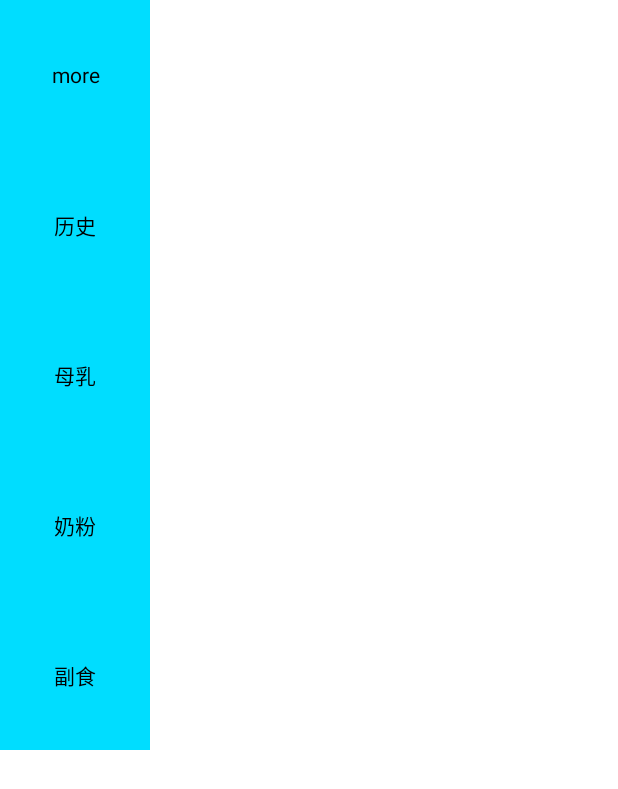
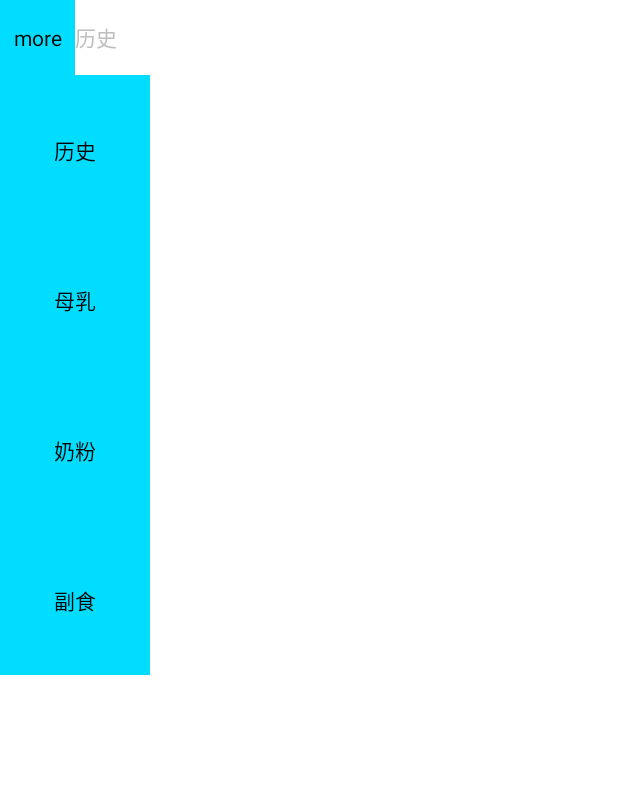
Before and after one commit to myang321/FoodSafety, an Android app: the DataActivity screen opened directly, with no data from a screen before it, after a tap on "more", on a phone screen of 412 x 824 dp. Shown: the top 789 px of the screen. Run offline under Robolectric (Android 15) with nearby library versions, the phone set to English and light mode, and no system bars.

Commit message:
update UI, add title to data activity

```diff
--- a/app/src/main/java/app/activities/DataActivity.java
+++ b/app/src/main/java/app/activities/DataActivity.java
@@ -7,6 +7,7 @@ import android.widget.ArrayAdapter;
 import android.widget.FrameLayout;
 import android.widget.LinearLayout;
 import android.widget.ListView;
+import android.widget.TextView;
 
 import java.util.ArrayList;
 
@@ -43,18 +44,22 @@ public class DataActivity extends Activity {
         LinearLayout history = (LinearLayout) inflateLayout(R.layout.activity_data_history);
         addToFrame(history);
         populateListViewHistory();
+        setTitle(FSConst.TITLE_HISTORY);
     }
 
     public void showBreastMilk(View view) {
         showTypeAnalysis(FSConst.TYPE_BREAST_MILK);
+        setTitle(FSConst.TITLE_BREAST_MILK);
     }
 
     public void showMilkPowder(View view) {
         showTypeAnalysis(FSConst.TYPE_MILK_POWDER);
+        setTitle(FSConst.TITLE_MILK_POWDER);
     }
 
     public void showSupplementaryFood(View view) {
         showTypeAnalysis(FSConst.TYPE_SUPPLEMENTARY_FOOD);
+        setTitle(FSConst.TITLE_SUPPLEMENTARY_FOOD);
     }
 
     public void showTypeAnalysis(String typeName) {
@@ -105,4 +110,9 @@ public class DataActivity extends Activity {
         frameLayout.removeAllViewsInLayout();
         frameLayout.addView(view);
     }
+
+    private void setTitle(String titleStr) {
+        TextView title = (TextView) findViewById(R.id.textView_activity_data_title);
+        title.setText(titleStr);
+    }
 }
--- a/app/src/main/java/app/constants/FSConst.java
+++ b/app/src/main/java/app/constants/FSConst.java
@@ -33,4 +33,9 @@ public class FSConst {
     public static String JSON_ELEMENT_RESULT_DATE = "date";
     public static String JSON_ELEMENT_RESULT_VALUE = "value";
 
+    public static String TITLE_HISTORY = "历史";
+    public static String TITLE_BREAST_MILK = "母乳";
+    public static String TITLE_MILK_POWDER = "奶粉";
+    public static String TITLE_SUPPLEMENTARY_FOOD = "辅食";
+
 }
--- a/app/src/main/res/layout/activity_data.xml
+++ b/app/src/main/res/layout/activity_data.xml
@@ -4,13 +4,25 @@
     android:layout_width="fill_parent"
     android:orientation="vertical">
 
-    <Button xmlns:android="http://schemas.android.com/apk/res/android"
-        android:id="@+id/button_data_more"
-        android:background="@android:color/holo_blue_bright"
-        android:layout_width="100dp"
-        android:layout_height="100dp"
-        android:text="more"
-        android:onClick="showMenuPage" />
+    <LinearLayout xmlns:android="http://schemas.android.com/apk/res/android"
+        android:layout_height="wrap_content"
+        android:layout_width="fill_parent"
+        android:orientation="horizontal">
+
+        <Button xmlns:android="http://schemas.android.com/apk/res/android"
+            android:id="@+id/button_data_more"
+            android:background="@android:color/holo_blue_bright"
+            android:layout_width="50dp"
+            android:layout_height="50dp"
+            android:text="more"
+            android:onClick="showMenuPage" />
+
+        <TextView
+            android:id="@+id/textView_activity_data_title"
+            android:layout_width="fill_parent"
+            android:layout_height="wrap_content"
+            android:text="测试" />
+    </LinearLayout>
 
     <FrameLayout xmlns:android="http://schemas.android.com/apk/res/android"
         android:id="@+id/data_activity_layout"
@@ -18,6 +30,5 @@
         android:layout_width="fill_parent">
 
 
-
     </FrameLayout>
 </LinearLayout>
--- a/app/src/main/res/layout/activity_data_type_analysis.xml
+++ b/app/src/main/res/layout/activity_data_type_analysis.xml
@@ -4,11 +4,6 @@
     android:orientation="vertical"
     android:layout_width="match_parent"
     android:layout_height="match_parent">
-
-    <TextView
-        android:text="母乳"
-        android:layout_width="fill_parent"
-        android:layout_height="30dp" />
 
     <ListView
         android:id="@+id/listview_type_analysis"
```
